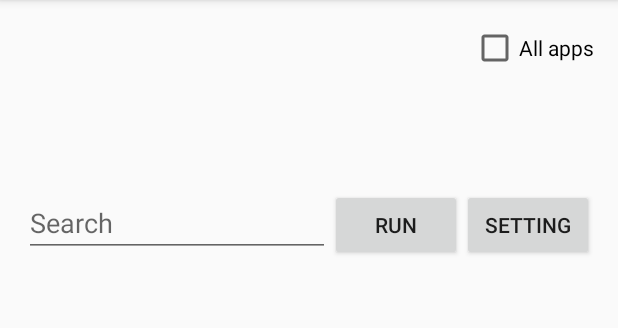
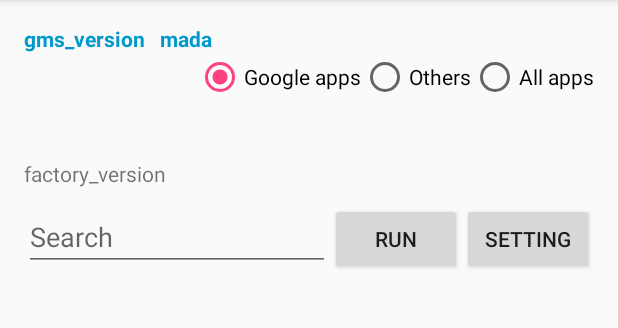
Before and after one commit to neoend/GMS_Check, an Android app: the screen it shows after launch (VersionCheckActivity), on a phone screen of 412 x 824 dp, the part 84-412 px from its top. Run offline under Robolectric (Android 15) with nearby library versions, the phone set to English and light mode, and no system bars.

Commit message:
Added category with radio button

```diff
--- a/app/build.gradle
+++ b/app/build.gradle
@@ -12,8 +12,8 @@ android {
         applicationId "com.neoend.gms.check"
         minSdkVersion 22
         targetSdkVersion 22
-        versionCode 2
-        versionName "1.0"
+        versionCode 4
+        versionName "1.1"
     }
     buildTypes {
         release {
--- a/app/src/main/java/com/neoend/gms/check/version/AppBaseAdapter.java
+++ b/app/src/main/java/com/neoend/gms/check/version/AppBaseAdapter.java
@@ -32,6 +32,7 @@ public class AppBaseAdapter extends BaseAdapter {
     private LayoutInflater mInflater = null;
     private ArrayList<AppInfo> mAllApps = new ArrayList<AppInfo>();
     private ArrayList<AppInfo> mGmsApps = new ArrayList<AppInfo>();
+    private ArrayList<AppInfo> mOtherApps = new ArrayList<AppInfo>();
     private ArrayList<AppInfo> mApps = new ArrayList<AppInfo>();
     private ArrayList<AppInfo> mAppsSelected = new ArrayList<AppInfo>();
     Comparator<AppInfo> mAppsComparator;
@@ -39,6 +40,7 @@ public class AppBaseAdapter extends BaseAdapter {
     private Context mContext = null;
     private int mSelectedPosition = -1;
     private boolean mIsAllApps;
+    private int mAppCategory = R.id.radioBtnGoogle;
 
     public AppBaseAdapter(Context c) {
         this.mContext = c;
@@ -131,10 +133,24 @@ public class AppBaseAdapter extends BaseAdapter {
 //        }
         mApps = null;
 
-        if (mIsAllApps) {
-            mApps = mAllApps;
-        } else {
-            mApps = mGmsApps;
+//        if (mIsAllApps) {
+//            mApps = mAllApps;
+//        } else {
+//            mApps = mGmsApps;
+//        }
+        switch (mAppCategory) {
+            case R.id.radioBtnGoogle:
+                mApps = mGmsApps;
+                break;
+            case R.id.radioBtnOthers:
+                mApps = mOtherApps;
+                break;
+            case R.id.radioBtnAll:
+                mApps = mAllApps;
+                break;
+            default:
+                mApps = mGmsApps;
+                break;
         }
     }
 
@@ -143,6 +159,7 @@ public class AppBaseAdapter extends BaseAdapter {
         List<ApplicationInfo> applicationInfos = pm.getInstalledApplications(PackageManager.GET_META_DATA);
         mAllApps.clear();
         mGmsApps.clear();
+        mOtherApps.clear();
 
         PackageInfo pi = null;
         Log.d(TAG, "ApplicationInfoSize: " + applicationInfos.size());
@@ -164,12 +181,15 @@ public class AppBaseAdapter extends BaseAdapter {
 
             if (ai.packageName.startsWith(PKG_COM_ANDROID) || ai.packageName.startsWith(PKG_COM_GOOGLE)) {
                 mGmsApps.add(appInfo);
+            } else {
+                mOtherApps.add(appInfo);
             }
         }
         Log.d(TAG, "applicationInfo GMS size: " + mAllApps.size());
 
         Collections.sort(mAllApps, mAppsComparator);
         Collections.sort(mGmsApps, mAppsComparator);
+        Collections.sort(mOtherApps, mAppsComparator);
     }
 
     public void setSelectedItem(int position) {
@@ -189,4 +209,17 @@ public class AppBaseAdapter extends BaseAdapter {
             notifyDataSetChanged();
         }
     }
+
+    public void setAppCategory(int category) {
+        mAppCategory = category;
+        makeApps();
+        mAppsSelected.clear();
+        mAppsSelected.addAll(mApps);
+
+        if (!TextUtils.isEmpty(mKeywoard)) {
+            filter(mKeywoard);
+        } else {
+            notifyDataSetChanged();
+        }
+    }
 }
--- a/app/src/main/java/com/neoend/gms/check/version/VersionCheckActivity.java
+++ b/app/src/main/java/com/neoend/gms/check/version/VersionCheckActivity.java
@@ -7,6 +7,7 @@ import android.os.Bundle;
 import android.os.SystemProperties;
 import android.support.v7.app.AppCompatActivity;
 import android.text.Editable;
+import android.text.TextUtils;
 import android.text.TextWatcher;
 import android.view.View;
 import android.widget.AdapterView;
@@ -15,6 +16,9 @@ import android.widget.CheckBox;
 import android.widget.CompoundButton;
 import android.widget.EditText;
 import android.widget.ListView;
+import android.widget.RadioButton;
+import android.widget.RadioGroup;
+import android.widget.RadioGroup.OnCheckedChangeListener;
 import android.widget.TextView;
 import android.widget.Toast;
 
@@ -33,6 +37,10 @@ public class VersionCheckActivity extends AppCompatActivity {
     private Button mBtnSetting;
     private Button mBtnLaunch;
     private CheckBox mCheckAllApps;
+    private RadioGroup mAppCategory;
+    private RadioButton mAppGoogle;
+    private RadioButton mAppOthers;
+    private RadioButton mAppAll;
     private ListView mListView;
 
     private AppBaseAdapter mAppBaseAdapter;
@@ -49,26 +57,68 @@ public class VersionCheckActivity extends AppCompatActivity {
         TextView buildDisplayId = (TextView)findViewById(R.id.build_display_desc);
         TextView buildDate = (TextView)findViewById(R.id.build_date);
         TextView factoryVersion = (TextView)findViewById(R.id.factory_version);
-        gmsVersion.setText(SystemProperties.get("ro.com.google.gmsversion"));
-        mada.setText(SystemProperties.get("ro.com.lge.mada"));
-        buildDisplayId.setText(SystemProperties.get("ro.build.description"));
-        buildDate.setText(SystemProperties.get("ro.build.date"));
-        factoryVersion.setText(SystemProperties.get("ro.lge.factoryversion"));
+        String gmsVersionStr = SystemProperties.get("ro.com.google.gmsversion");
+        String madaStr = SystemProperties.get("ro.com.lge.mada");
+        String buildDisplayIdStr = SystemProperties.get("ro.build.description");
+        String buildDateStr = SystemProperties.get("ro.build.date");
+        String factoryVerStr = SystemProperties.get("ro.lge.factoryversion");
+        if (TextUtils.isEmpty(gmsVersionStr)) { gmsVersionStr = getString(R.string.gms_version); }
+        if (TextUtils.isEmpty(madaStr)) { madaStr = getString(R.string.mada); }
+        if (TextUtils.isEmpty(factoryVerStr)) { factoryVerStr = getString(R.string.factory_version_str); }
+        gmsVersion.setText(gmsVersionStr);
+        mada.setText(madaStr);
+        buildDisplayId.setText(buildDisplayIdStr);
+        buildDate.setText(buildDateStr);
+        factoryVersion.setText(factoryVerStr);
 
         mSearchField = (EditText)findViewById(R.id.search_field);
         mBtnLaunch = (Button)findViewById(R.id.btn_launch);
         mBtnSetting = (Button)findViewById(R.id.btn_setting);
-        mCheckAllApps = (CheckBox)findViewById(R.id.check_all_apps);
+        //mCheckAllApps = (CheckBox)findViewById(R.id.check_all_apps);
+        mAppCategory = (RadioGroup)findViewById(R.id.radioGroupAppCategory);
+        mAppGoogle = (RadioButton)findViewById(R.id.radioBtnGoogle);
+        mAppOthers = (RadioButton)findViewById(R.id.radioBtnOthers);
+        mAppAll = (RadioButton)findViewById(R.id.radioBtnAll);
         mListView = (ListView)findViewById(R.id.listview);
 
         mAppBaseAdapter = new AppBaseAdapter(this);
 
-        mCheckAllApps.setOnCheckedChangeListener(new CompoundButton.OnCheckedChangeListener() {
+//        mCheckAllApps.setOnCheckedChangeListener(new CompoundButton.OnCheckedChangeListener() {
+//            @Override
+//            public void onCheckedChanged(CompoundButton buttonView, boolean isChecked) {
+//                mAppBaseAdapter.setIsAllApps(isChecked);
+//            }
+//        });
+
+        mAppCategory.setOnCheckedChangeListener(new OnCheckedChangeListener() {
             @Override
-            public void onCheckedChanged(CompoundButton buttonView, boolean isChecked) {
-                mAppBaseAdapter.setIsAllApps(isChecked);
+            public void onCheckedChanged(RadioGroup group, int checkedId) {
+                switch (checkedId) {
+                    case R.id.radioBtnGoogle:
+                        mAppBaseAdapter.setAppCategory(R.id.radioBtnGoogle);
+                        break;
+                    case R.id.radioBtnOthers:
+                        mAppBaseAdapter.setAppCategory(R.id.radioBtnOthers);
+                        break;
+                    case R.id.radioBtnAll:
+                        mAppBaseAdapter.setAppCategory(R.id.radioBtnAll);
+                        break;
+                    default:
+                        mAppBaseAdapter.setAppCategory(R.id.radioBtnGoogle);
+                        break;
+                }
             }
         });
+
+        RadioButton.OnClickListener radioBtnClickListener = new RadioButton.OnClickListener() {
+
+            @Override
+            public void onClick(View v) {
+
+            }
+        };
+
+        mAppGoogle.setChecked(true);
 
         mListView.setAdapter(mAppBaseAdapter);
         mListView.setChoiceMode(ListView.CHOICE_MODE_SINGLE);
--- a/app/src/main/res/layout/version_check.xml
+++ b/app/src/main/res/layout/version_check.xml
@@ -1,7 +1,6 @@
 <?xml version="1.0" encoding="utf-8"?>
 
-<LinearLayout
-    xmlns:android="http://schemas.android.com/apk/res/android"
+<LinearLayout xmlns:android="http://schemas.android.com/apk/res/android"
     xmlns:tools="http://schemas.android.com/tools"
     android:layout_width="match_parent"
     android:layout_height="match_parent"
@@ -16,78 +15,122 @@
         android:layout_width="match_parent"
         android:layout_height="wrap_content"
         android:orientation="horizontal">
-        <TextView android:id="@+id/gms_version"
+
+        <TextView
+            android:id="@+id/gms_version"
             android:layout_width="wrap_content"
             android:layout_height="wrap_content"
+            android:layout_marginEnd="@dimen/gms_version_margin"
+            android:text="@string/gms_version"
             android:textColor="@android:color/holo_blue_dark"
-                  android:textStyle="bold"
-                  android:layout_marginEnd="@dimen/gms_version_margin"/>
-        <TextView android:id="@+id/mada"
+            android:textStyle="bold" />
+
+        <TextView
+            android:id="@+id/mada"
             android:layout_width="wrap_content"
             android:layout_height="wrap_content"
+            android:text="@string/mada"
             android:textColor="@android:color/holo_blue_dark"
-                  android:textStyle="bold"/>
-        <LinearLayout
-            android:layout_width="match_parent"
-            android:layout_height="wrap_content"
-            android:orientation="horizontal"
-            android:gravity="end">
-            <CheckBox
-                android:id="@+id/check_all_apps"
-                android:layout_width="wrap_content"
-                android:layout_height="wrap_content"
-                android:text="@string/all_apps"/>
+            android:textStyle="bold" />
     </LinearLayout>
-    </LinearLayout>
-
-    <TextView android:id="@+id/build_display_desc"
-              android:layout_width="match_parent"
-              android:layout_height="wrap_content"/>
-    <TextView android:id="@+id/build_date"
-              android:layout_width="match_parent"
-              android:layout_height="wrap_content"/>
-    <TextView android:id="@+id/factory_version"
-              android:layout_width="match_parent"
-              android:layout_height="wrap_content"/>
-
-    <Space
-        android:layout_width="match_parent"
-        android:layout_height="@dimen/gms_version_margin"/>
 
     <LinearLayout
         android:layout_width="match_parent"
         android:layout_height="wrap_content"
-        android:orientation="horizontal"
+        android:gravity="end"
+        android:orientation="horizontal">
+
+        <RadioGroup
+            android:id="@+id/radioGroupAppCategory"
+            android:layout_width="match_parent"
+            android:layout_height="wrap_content"
+            android:gravity="end"
+            android:orientation="horizontal">
+
+            <RadioButton
+                android:id="@+id/radioBtnGoogle"
+                android:layout_width="wrap_content"
+                android:layout_height="wrap_content"
+                android:text="@string/radioBtnGoogleApps" />
+
+            <RadioButton
+                android:id="@+id/radioBtnOthers"
+                android:layout_width="wrap_content"
+                android:layout_height="wrap_content"
+                android:text="@string/radioBtnOthers" />
+
+            <RadioButton
+                android:id="@+id/radioBtnAll"
+                android:layout_width="wrap_content"
+                android:layout_height="wrap_content"
+                android:text="@string/radioBtnAll" />
+        </RadioGroup>
+    </LinearLayout>
+
+    <TextView
+        android:id="@+id/build_display_desc"
+        android:layout_width="match_parent"
+        android:layout_height="wrap_content"
+        android:text="@string/build_display_desc" />
+
+    <TextView
+        android:id="@+id/build_date"
+        android:layout_width="match_parent"
+        android:layout_height="wrap_content"
+        android:text="@string/build_date" />
+
+    <TextView
+        android:id="@+id/factory_version"
+        android:layout_width="match_parent"
+        android:layout_height="wrap_content"
+        android:text="@string/factory_version_str" />
+
+    <Space
+        android:layout_width="match_parent"
+        android:layout_height="@dimen/gms_version_margin" />
+
+    <LinearLayout
+        android:layout_width="match_parent"
+        android:layout_height="wrap_content"
         android:focusable="true"
-        android:focusableInTouchMode="true">
+        android:focusableInTouchMode="true"
+        android:orientation="horizontal">
+
         <EditText
             android:id="@+id/search_field"
             android:layout_width="0dp"
             android:layout_height="wrap_content"
             android:layout_weight="1"
-            android:hint="@string/search" />
-        <Button android:id="@+id/btn_launch"
+            android:hint="@string/search"
+            android:singleLine="true" />
+
+        <Button
+            android:id="@+id/btn_launch"
             android:layout_width="wrap_content"
             android:layout_height="wrap_content"
-                android:text="@string/run"/>
-        <Button android:id="@+id/btn_setting"
+            android:text="@string/run" />
+
+        <Button
+            android:id="@+id/btn_setting"
             android:layout_width="wrap_content"
             android:layout_height="wrap_content"
-            android:text="@string/app_setting"/>
+            android:text="@string/app_setting" />
     </LinearLayout>
 
     <ListView
         android:id="@+id/listview"
         android:layout_width="match_parent"
         android:layout_height="match_parent"
-        android:listSelector="@drawable/list_bg"/>
+        android:listSelector="@drawable/list_bg" />
 
     <ScrollView
         android:layout_width="match_parent"
         android:layout_height="match_parent">
+
         <LinearLayout
             android:layout_width="match_parent"
             android:layout_height="wrap_content">
+
             <TextView
                 android:id="@+id/text"
                 android:layout_width="wrap_content"
--- a/app/src/main/res/values/dimens.xml
+++ b/app/src/main/res/values/dimens.xml
@@ -3,7 +3,7 @@
     <dimen name="activity_horizontal_margin">16dp</dimen>
     <dimen name="activity_vertical_margin">16dp</dimen>
 
-    <dimen name="gms_version_margin">20dp</dimen>
+    <dimen name="gms_version_margin">10dp</dimen>
 
     <dimen name="app_list_icon_width">30dp</dimen>
     <dimen name="app_list_icon_height">@dimen/app_list_icon_width</dimen>
--- a/app/src/main/res/values/strings.xml
+++ b/app/src/main/res/values/strings.xml
@@ -9,4 +9,12 @@
     <string name="gms_version_property">ro.com.google.gmsversion</string>
     <string name="mada_property">ro.com.lge.mada</string>
     <string name="all_apps">All apps</string>
+    <string name="radioBtnGoogleApps">Google apps</string>
+    <string name="radioBtnOthers">Others</string>
+    <string name="radioBtnAll">All apps</string>
+    <string name="gms_version">gms_version</string>
+    <string name="mada">mada</string>
+    <string name="build_display_desc">build_display_desc</string>
+    <string name="build_date">build_date</string>
+    <string name="factory_version_str">factory_version</string>
 </resources>
```
Lines whose indentation alone changed are shown as unchanged.
